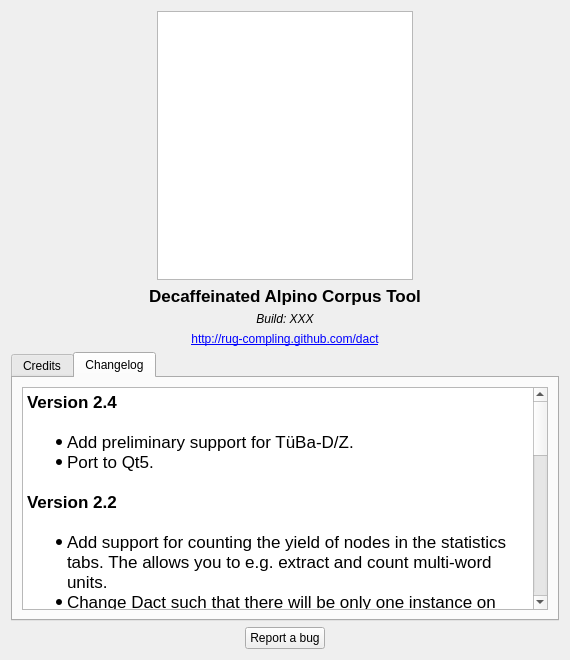
Qt form ui/AboutWindow.ui (rug-compling/dact) before a commit.
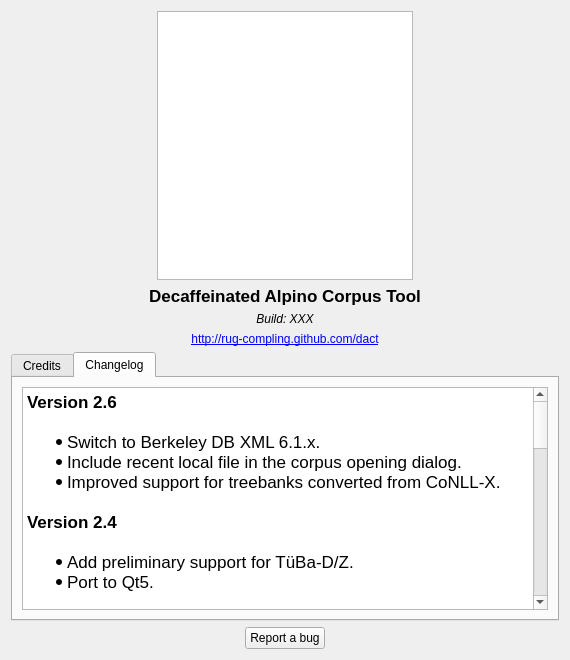
The same form after that commit. The open tabs and pages were chosen to show the change.

The edit to the form file:
```diff
--- a/ui/AboutWindow.ui
+++ b/ui/AboutWindow.ui
@@ -18,8 +18,8 @@
   </property>
   <property name="maximumSize">
    <size>
-    <width>570</width>
-    <height>660</height>
+    <width>1140</width>
+    <height>1320</height>
    </size>
   </property>
   <property name="windowTitle">
@@ -196,30 +196,36 @@
           <string>&lt;!DOCTYPE HTML PUBLIC &quot;-//W3C//DTD HTML 4.0//EN&quot; &quot;http://www.w3.org/TR/REC-html40/strict.dtd&quot;&gt;
 &lt;html&gt;&lt;head&gt;&lt;meta name=&quot;qrichtext&quot; content=&quot;1&quot; /&gt;&lt;style type=&quot;text/css&quot;&gt;
 p, li { white-space: pre-wrap; }
-&lt;/style&gt;&lt;/head&gt;&lt;body style=&quot; font-family:'.Helvetica Neue DeskInterface'; font-size:13pt; font-weight:400; font-style:normal;&quot;&gt;
-&lt;p style=&quot; margin-top:0px; margin-bottom:0px; margin-left:0px; margin-right:0px; -qt-block-indent:0; text-indent:0px;&quot;&gt;&lt;span style=&quot; font-family:'Lucida Grande'; font-weight:600;&quot;&gt;Version 2.4&lt;/span&gt;&lt;/p&gt;
-&lt;p style=&quot;-qt-paragraph-type:empty; margin-top:0px; margin-bottom:0px; margin-left:0px; margin-right:0px; -qt-block-indent:0; text-indent:0px;&quot;&gt;&lt;br /&gt;&lt;/p&gt;
-&lt;ul style=&quot;margin-top: 0px; margin-bottom: 0px; margin-left: 0px; margin-right: 0px; -qt-list-indent: 1;&quot;&gt;&lt;li style=&quot; font-family:'Lucida Grande';&quot; style=&quot; margin-top:0px; margin-bottom:0px; margin-left:0px; margin-right:0px; -qt-block-indent:0; text-indent:0px;&quot;&gt;Add preliminary support for TüBa-D/Z.&lt;/li&gt;
-&lt;li style=&quot; font-family:'Lucida Grande';&quot; style=&quot; margin-top:0px; margin-bottom:0px; margin-left:0px; margin-right:0px; -qt-block-indent:0; text-indent:0px;&quot;&gt;Port to Qt5.&lt;/li&gt;&lt;/ul&gt;
-&lt;p style=&quot;-qt-paragraph-type:empty; margin-top:0px; margin-bottom:0px; margin-left:0px; margin-right:0px; -qt-block-indent:0; text-indent:0px;&quot;&gt;&lt;br /&gt;&lt;/p&gt;
-&lt;p style=&quot; margin-top:0px; margin-bottom:0px; margin-left:0px; margin-right:0px; -qt-block-indent:0; text-indent:0px;&quot;&gt;&lt;span style=&quot; font-family:'Lucida Grande'; font-weight:600;&quot;&gt;Version 2.2&lt;/span&gt;&lt;/p&gt;
-&lt;p style=&quot;-qt-paragraph-type:empty; margin-top:0px; margin-bottom:0px; margin-left:0px; margin-right:0px; -qt-block-indent:0; text-indent:0px; font-family:'Lucida Grande';&quot;&gt;&lt;br /&gt;&lt;/p&gt;
-&lt;ul style=&quot;margin-top: 0px; margin-bottom: 0px; margin-left: 0px; margin-right: 0px; -qt-list-indent: 1;&quot;&gt;&lt;li style=&quot; font-family:'Lucida Grande';&quot; style=&quot; margin-top:0px; margin-bottom:0px; margin-left:0px; margin-right:0px; -qt-block-indent:0; text-indent:0px;&quot;&gt;Add support for counting the yield of nodes in the statistics tabs. The allows you to e.g. extract and count multi-word units.&lt;/li&gt;
-&lt;li style=&quot; font-family:'Lucida Grande';&quot; style=&quot; margin-top:0px; margin-bottom:0px; margin-left:0px; margin-right:0px; -qt-block-indent:0; text-indent:0px;&quot;&gt;Change Dact such that there will be only one instance on Windows and Linux. New invocations of Dact communicate with the existing instance. This makes opening of &lt;span style=&quot; font-style:italic;&quot;&gt;dact:&lt;/span&gt; URIs as straightforward as on OS X.&lt;/li&gt;&lt;/ul&gt;
-&lt;p style=&quot;-qt-paragraph-type:empty; margin-top:0px; margin-bottom:0px; margin-left:0px; margin-right:0px; -qt-block-indent:0; text-indent:0px; font-family:'Lucida Grande';&quot;&gt;&lt;br /&gt;&lt;/p&gt;
-&lt;p style=&quot; margin-top:0px; margin-bottom:0px; margin-left:0px; margin-right:0px; -qt-block-indent:0; text-indent:0px;&quot;&gt;&lt;span style=&quot; font-family:'Lucida Grande'; font-weight:600;&quot;&gt;Version 2.0&lt;/span&gt;&lt;/p&gt;
-&lt;p style=&quot;-qt-paragraph-type:empty; margin-top:0px; margin-bottom:0px; margin-left:0px; margin-right:0px; -qt-block-indent:0; text-indent:0px; font-family:'Lucida Grande'; font-weight:600;&quot;&gt;&lt;br /&gt;&lt;/p&gt;
-&lt;ul style=&quot;margin-top: 0px; margin-bottom: 0px; margin-left: 0px; margin-right: 0px; -qt-list-indent: 1;&quot;&gt;&lt;li style=&quot; font-family:'Lucida Grande';&quot; style=&quot; margin-top:0px; margin-bottom:0px; margin-left:0px; margin-right:0px; -qt-block-indent:0; text-indent:0px;&quot;&gt;Allow opening of multiple windows in one Dact instance. In Mac OS X, Dact behaves more as a Cocoa application - we do not quit the application when the last window is closed.&lt;/li&gt;
-&lt;li style=&quot; font-family:'Lucida Grande';&quot; style=&quot; margin-top:0px; margin-bottom:0px; margin-left:0px; margin-right:0px; -qt-block-indent:0; text-indent:0px;&quot;&gt;Verify the elements, attributes, and values that are used in a query against the DTD for Alpino dependency structures. If an element, attribute, or value is unknown, the query will be colored yellow.&lt;/li&gt;&lt;/ul&gt;
-&lt;p style=&quot;-qt-paragraph-type:empty; margin-top:0px; margin-bottom:0px; margin-left:0px; margin-right:0px; -qt-block-indent:0; text-indent:0px; font-family:'Lucida Grande';&quot;&gt;&lt;br /&gt;&lt;/p&gt;
-&lt;p style=&quot; margin-top:0px; margin-bottom:0px; margin-left:0px; margin-right:0px; -qt-block-indent:0; text-indent:0px;&quot;&gt;&lt;span style=&quot; font-family:'Lucida Grande'; font-weight:600;&quot;&gt;Version 1.6&lt;/span&gt;&lt;/p&gt;
-&lt;ul style=&quot;margin-top: 0px; margin-bottom: 0px; margin-left: 0px; margin-right: 0px; -qt-list-indent: 1;&quot;&gt;&lt;li style=&quot; font-family:'Lucida Grande';&quot; style=&quot; margin-top:12px; margin-bottom:0px; margin-left:0px; margin-right:0px; -qt-block-indent:0; text-indent:0px;&quot;&gt;Recursively open directories of Dact corpora, such as Lassy large.&lt;/li&gt;
-&lt;li style=&quot; font-family:'Lucida Grande';&quot; style=&quot; margin-top:0px; margin-bottom:0px; margin-left:0px; margin-right:0px; -qt-block-indent:0; text-indent:0px;&quot;&gt;Provide query processing progress information when opening multiple corpora.&lt;/li&gt;
-&lt;li style=&quot; font-family:'Lucida Grande';&quot; style=&quot; margin-top:0px; margin-bottom:0px; margin-left:0px; margin-right:0px; -qt-block-indent:0; text-indent:0px;&quot;&gt;Correctly bracket discontinuous constituents.&lt;/li&gt;
-&lt;li style=&quot; font-family:'Lucida Grande';&quot; style=&quot; margin-top:0px; margin-bottom:0px; margin-left:0px; margin-right:0px; -qt-block-indent:0; text-indent:0px;&quot;&gt;Colored matches in keyword in context output.&lt;/li&gt;
-&lt;li style=&quot; font-family:'Lucida Grande';&quot; style=&quot; margin-top:0px; margin-bottom:0px; margin-left:0px; margin-right:0px; -qt-block-indent:0; text-indent:0px;&quot;&gt;Support query pipelines. For example, &lt;span style=&quot; font-style:italic;&quot;&gt;query1 +|+ query2&lt;/span&gt; runs the matches of &lt;span style=&quot; font-style:italic;&quot;&gt;query1&lt;/span&gt; through &lt;span style=&quot; font-style:italic;&quot;&gt;query2&lt;/span&gt;. This is useful when &lt;span style=&quot; font-style:italic;&quot;&gt;query2&lt;/span&gt; is very slow, and a fast pre-selection query &lt;span style=&quot; font-style:italic;&quot;&gt;query1&lt;/span&gt; is available.&lt;/li&gt;
-&lt;li style=&quot; font-family:'Lucida Grande';&quot; style=&quot; margin-top:0px; margin-bottom:0px; margin-left:0px; margin-right:0px; -qt-block-indent:0; text-indent:0px;&quot;&gt;Full-screen support on Mac OS X.&lt;/li&gt;
-&lt;li style=&quot; font-family:'Lucida Grande';&quot; style=&quot; margin-top:0px; margin-bottom:12px; margin-left:0px; margin-right:0px; -qt-block-indent:0; text-indent:0px;&quot;&gt;The macro file parser is rewritten, and should give more accurate information if the macro file contains errors.&lt;/li&gt;&lt;/ul&gt;&lt;/body&gt;&lt;/html&gt;</string>
+&lt;/style&gt;&lt;/head&gt;&lt;body style=&quot; font-family:'Cantarell'; font-size:11pt; font-weight:400; font-style:normal;&quot;&gt;
+&lt;p style=&quot; margin-top:0px; margin-bottom:0px; margin-left:0px; margin-right:0px; -qt-block-indent:0; text-indent:0px;&quot;&gt;&lt;span style=&quot; font-family:'Lucida Grande'; font-size:13pt; font-weight:600;&quot;&gt;Version 2.6&lt;/span&gt;&lt;/p&gt;
+&lt;p style=&quot;-qt-paragraph-type:empty; margin-top:0px; margin-bottom:0px; margin-left:0px; margin-right:0px; -qt-block-indent:0; text-indent:0px; font-family:'Lucida Grande'; font-size:13pt; font-weight:600;&quot;&gt;&lt;br /&gt;&lt;/p&gt;
+&lt;ul style=&quot;margin-top: 0px; margin-bottom: 0px; margin-left: 0px; margin-right: 0px; -qt-list-indent: 1;&quot;&gt;&lt;li style=&quot; font-family:'Lucida Grande'; font-size:13pt;&quot; style=&quot; margin-top:0px; margin-bottom:0px; margin-left:0px; margin-right:0px; -qt-block-indent:0; text-indent:0px;&quot;&gt;Switch to Berkeley DB XML 6.1.x.&lt;/li&gt;
+&lt;li style=&quot; font-family:'Lucida Grande'; font-size:13pt;&quot; style=&quot; margin-top:0px; margin-bottom:0px; margin-left:0px; margin-right:0px; -qt-block-indent:0; text-indent:0px;&quot;&gt;Include recent local file in the corpus opening dialog.&lt;/li&gt;
+&lt;li style=&quot; font-family:'Lucida Grande'; font-size:13pt;&quot; style=&quot; margin-top:0px; margin-bottom:0px; margin-left:0px; margin-right:0px; -qt-block-indent:0; text-indent:0px;&quot;&gt;Improved support for treebanks converted from CoNLL-X.&lt;/li&gt;&lt;/ul&gt;
+&lt;p style=&quot;-qt-paragraph-type:empty; margin-top:0px; margin-bottom:0px; margin-left:0px; margin-right:0px; -qt-block-indent:0; text-indent:0px; font-family:'.Helvetica Neue DeskInterface'; font-size:13pt;&quot;&gt;&lt;br /&gt;&lt;/p&gt;
+&lt;p style=&quot; margin-top:0px; margin-bottom:0px; margin-left:0px; margin-right:0px; -qt-block-indent:0; text-indent:0px;&quot;&gt;&lt;span style=&quot; font-family:'Lucida Grande'; font-size:13pt; font-weight:600;&quot;&gt;Version 2.4&lt;/span&gt;&lt;/p&gt;
+&lt;p style=&quot;-qt-paragraph-type:empty; margin-top:0px; margin-bottom:0px; margin-left:0px; margin-right:0px; -qt-block-indent:0; text-indent:0px; font-family:'.Helvetica Neue DeskInterface'; font-size:13pt;&quot;&gt;&lt;br /&gt;&lt;/p&gt;
+&lt;ul style=&quot;margin-top: 0px; margin-bottom: 0px; margin-left: 0px; margin-right: 0px; -qt-list-indent: 1;&quot;&gt;&lt;li style=&quot; font-family:'Lucida Grande'; font-size:13pt;&quot; style=&quot; margin-top:0px; margin-bottom:0px; margin-left:0px; margin-right:0px; -qt-block-indent:0; text-indent:0px;&quot;&gt;Add preliminary support for TüBa-D/Z.&lt;/li&gt;
+&lt;li style=&quot; font-family:'Lucida Grande'; font-size:13pt;&quot; style=&quot; margin-top:0px; margin-bottom:0px; margin-left:0px; margin-right:0px; -qt-block-indent:0; text-indent:0px;&quot;&gt;Port to Qt5.&lt;/li&gt;&lt;/ul&gt;
+&lt;p style=&quot;-qt-paragraph-type:empty; margin-top:0px; margin-bottom:0px; margin-left:0px; margin-right:0px; -qt-block-indent:0; text-indent:0px; font-family:'.Helvetica Neue DeskInterface'; font-size:13pt;&quot;&gt;&lt;br /&gt;&lt;/p&gt;
+&lt;p style=&quot; margin-top:0px; margin-bottom:0px; margin-left:0px; margin-right:0px; -qt-block-indent:0; text-indent:0px;&quot;&gt;&lt;span style=&quot; font-family:'Lucida Grande'; font-size:13pt; font-weight:600;&quot;&gt;Version 2.2&lt;/span&gt;&lt;/p&gt;
+&lt;p style=&quot;-qt-paragraph-type:empty; margin-top:0px; margin-bottom:0px; margin-left:0px; margin-right:0px; -qt-block-indent:0; text-indent:0px; font-family:'Lucida Grande'; font-size:13pt;&quot;&gt;&lt;br /&gt;&lt;/p&gt;
+&lt;ul style=&quot;margin-top: 0px; margin-bottom: 0px; margin-left: 0px; margin-right: 0px; -qt-list-indent: 1;&quot;&gt;&lt;li style=&quot; font-family:'Lucida Grande'; font-size:13pt;&quot; style=&quot; margin-top:0px; margin-bottom:0px; margin-left:0px; margin-right:0px; -qt-block-indent:0; text-indent:0px;&quot;&gt;Add support for counting the yield of nodes in the statistics tabs. The allows you to e.g. extract and count multi-word units.&lt;/li&gt;
+&lt;li style=&quot; font-family:'Lucida Grande'; font-size:13pt;&quot; style=&quot; margin-top:0px; margin-bottom:0px; margin-left:0px; margin-right:0px; -qt-block-indent:0; text-indent:0px;&quot;&gt;Change Dact such that there will be only one instance on Windows and Linux. New invocations of Dact communicate with the existing instance. This makes opening of &lt;span style=&quot; font-style:italic;&quot;&gt;dact:&lt;/span&gt; URIs as straightforward as on OS X.&lt;/li&gt;&lt;/ul&gt;
+&lt;p style=&quot;-qt-paragraph-type:empty; margin-top:0px; margin-bottom:0px; margin-left:0px; margin-right:0px; -qt-block-indent:0; text-indent:0px; font-family:'Lucida Grande'; font-size:13pt;&quot;&gt;&lt;br /&gt;&lt;/p&gt;
+&lt;p style=&quot; margin-top:0px; margin-bottom:0px; margin-left:0px; margin-right:0px; -qt-block-indent:0; text-indent:0px;&quot;&gt;&lt;span style=&quot; font-family:'Lucida Grande'; font-size:13pt; font-weight:600;&quot;&gt;Version 2.0&lt;/span&gt;&lt;/p&gt;
+&lt;p style=&quot;-qt-paragraph-type:empty; margin-top:0px; margin-bottom:0px; margin-left:0px; margin-right:0px; -qt-block-indent:0; text-indent:0px; font-family:'Lucida Grande'; font-size:13pt; font-weight:600;&quot;&gt;&lt;br /&gt;&lt;/p&gt;
+&lt;ul style=&quot;margin-top: 0px; margin-bottom: 0px; margin-left: 0px; margin-right: 0px; -qt-list-indent: 1;&quot;&gt;&lt;li style=&quot; font-family:'Lucida Grande'; font-size:13pt;&quot; style=&quot; margin-top:0px; margin-bottom:0px; margin-left:0px; margin-right:0px; -qt-block-indent:0; text-indent:0px;&quot;&gt;Allow opening of multiple windows in one Dact instance. In Mac OS X, Dact behaves more as a Cocoa application - we do not quit the application when the last window is closed.&lt;/li&gt;
+&lt;li style=&quot; font-family:'Lucida Grande'; font-size:13pt;&quot; style=&quot; margin-top:0px; margin-bottom:0px; margin-left:0px; margin-right:0px; -qt-block-indent:0; text-indent:0px;&quot;&gt;Verify the elements, attributes, and values that are used in a query against the DTD for Alpino dependency structures. If an element, attribute, or value is unknown, the query will be colored yellow.&lt;/li&gt;&lt;/ul&gt;
+&lt;p style=&quot;-qt-paragraph-type:empty; margin-top:0px; margin-bottom:0px; margin-left:0px; margin-right:0px; -qt-block-indent:0; text-indent:0px; font-family:'Lucida Grande'; font-size:13pt;&quot;&gt;&lt;br /&gt;&lt;/p&gt;
+&lt;p style=&quot; margin-top:0px; margin-bottom:0px; margin-left:0px; margin-right:0px; -qt-block-indent:0; text-indent:0px;&quot;&gt;&lt;span style=&quot; font-family:'Lucida Grande'; font-size:13pt; font-weight:600;&quot;&gt;Version 1.6&lt;/span&gt;&lt;/p&gt;
+&lt;ul style=&quot;margin-top: 0px; margin-bottom: 0px; margin-left: 0px; margin-right: 0px; -qt-list-indent: 1;&quot;&gt;&lt;li style=&quot; font-family:'Lucida Grande'; font-size:13pt;&quot; style=&quot; margin-top:12px; margin-bottom:0px; margin-left:0px; margin-right:0px; -qt-block-indent:0; text-indent:0px;&quot;&gt;Recursively open directories of Dact corpora, such as Lassy large.&lt;/li&gt;
+&lt;li style=&quot; font-family:'Lucida Grande'; font-size:13pt;&quot; style=&quot; margin-top:0px; margin-bottom:0px; margin-left:0px; margin-right:0px; -qt-block-indent:0; text-indent:0px;&quot;&gt;Provide query processing progress information when opening multiple corpora.&lt;/li&gt;
+&lt;li style=&quot; font-family:'Lucida Grande'; font-size:13pt;&quot; style=&quot; margin-top:0px; margin-bottom:0px; margin-left:0px; margin-right:0px; -qt-block-indent:0; text-indent:0px;&quot;&gt;Correctly bracket discontinuous constituents.&lt;/li&gt;
+&lt;li style=&quot; font-family:'Lucida Grande'; font-size:13pt;&quot; style=&quot; margin-top:0px; margin-bottom:0px; margin-left:0px; margin-right:0px; -qt-block-indent:0; text-indent:0px;&quot;&gt;Colored matches in keyword in context output.&lt;/li&gt;
+&lt;li style=&quot; font-family:'Lucida Grande'; font-size:13pt;&quot; style=&quot; margin-top:0px; margin-bottom:0px; margin-left:0px; margin-right:0px; -qt-block-indent:0; text-indent:0px;&quot;&gt;Support query pipelines. For example, &lt;span style=&quot; font-style:italic;&quot;&gt;query1 +|+ query2&lt;/span&gt; runs the matches of &lt;span style=&quot; font-style:italic;&quot;&gt;query1&lt;/span&gt; through &lt;span style=&quot; font-style:italic;&quot;&gt;query2&lt;/span&gt;. This is useful when &lt;span style=&quot; font-style:italic;&quot;&gt;query2&lt;/span&gt; is very slow, and a fast pre-selection query &lt;span style=&quot; font-style:italic;&quot;&gt;query1&lt;/span&gt; is available.&lt;/li&gt;
+&lt;li style=&quot; font-family:'Lucida Grande'; font-size:13pt;&quot; style=&quot; margin-top:0px; margin-bottom:0px; margin-left:0px; margin-right:0px; -qt-block-indent:0; text-indent:0px;&quot;&gt;Full-screen support on Mac OS X.&lt;/li&gt;
+&lt;li style=&quot; font-family:'Lucida Grande'; font-size:13pt;&quot; style=&quot; margin-top:0px; margin-bottom:12px; margin-left:0px; margin-right:0px; -qt-block-indent:0; text-indent:0px;&quot;&gt;The macro file parser is rewritten, and should give more accurate information if the macro file contains errors.&lt;/li&gt;&lt;/ul&gt;&lt;/body&gt;&lt;/html&gt;</string>
          </property>
         </widget>
        </item>
```
Left out of the diff: 22 changed lines with no effect on the pictures.
